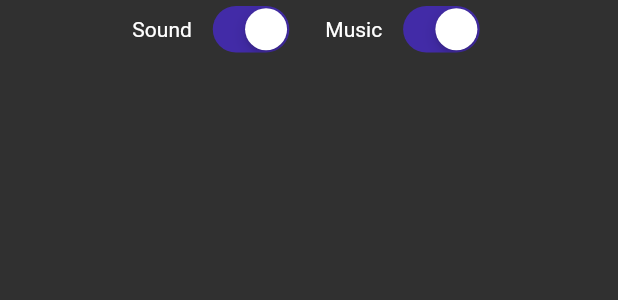
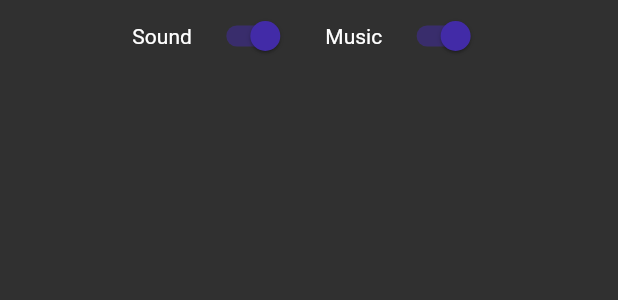
Before and after one commit to SaiManojBotchu/TicTacToe, a Flutter app: the VolumeSettings widget shown alone on an empty page, opened directly, on a phone screen of 412 x 824 dp. Shown: the top 300 px of the screen. Run offline on Flutter 3.47's test engine with Material 2 defaults, Android fonts, the phone set to English and light mode, and no system bars; our stand-ins replace assets_audio_player, delayed_display, rflutter_alert; missing offline and left inert: anitex.

Commit message:
add platform specific switch buttons in volume_settings

```diff
--- a/lib/screens/settings/components/volume_settings.dart
+++ b/lib/screens/settings/components/volume_settings.dart
@@ -17,19 +17,20 @@ class _VolumeSettingsState extends State<VolumeSettings> {
       children: [
         Text('Sound'),
         SizedBox(width: 10.0),
-        _buildCupertinoSwitch(0),
+        _buildSwitchButtons(0),
         SizedBox(width: 20.0),
         Text('Music'),
         SizedBox(width: 10.0),
-        _buildCupertinoSwitch(1),
+        _buildSwitchButtons(1),
       ],
     );
   }
 
-  CupertinoSwitch _buildCupertinoSwitch(int index) {
-    return CupertinoSwitch(
+  _buildSwitchButtons(int index) {
+    return Switch.adaptive(
       activeColor: kBackgroundColor,
-      trackColor: kContainerColor,
+      inactiveTrackColor: kContainerColor,
+      inactiveThumbColor: kTextColor,
       value: Settings.audioValues[index],
       onChanged: (v) => setState(() {
         Settings.audioValues[index] = v;
```
